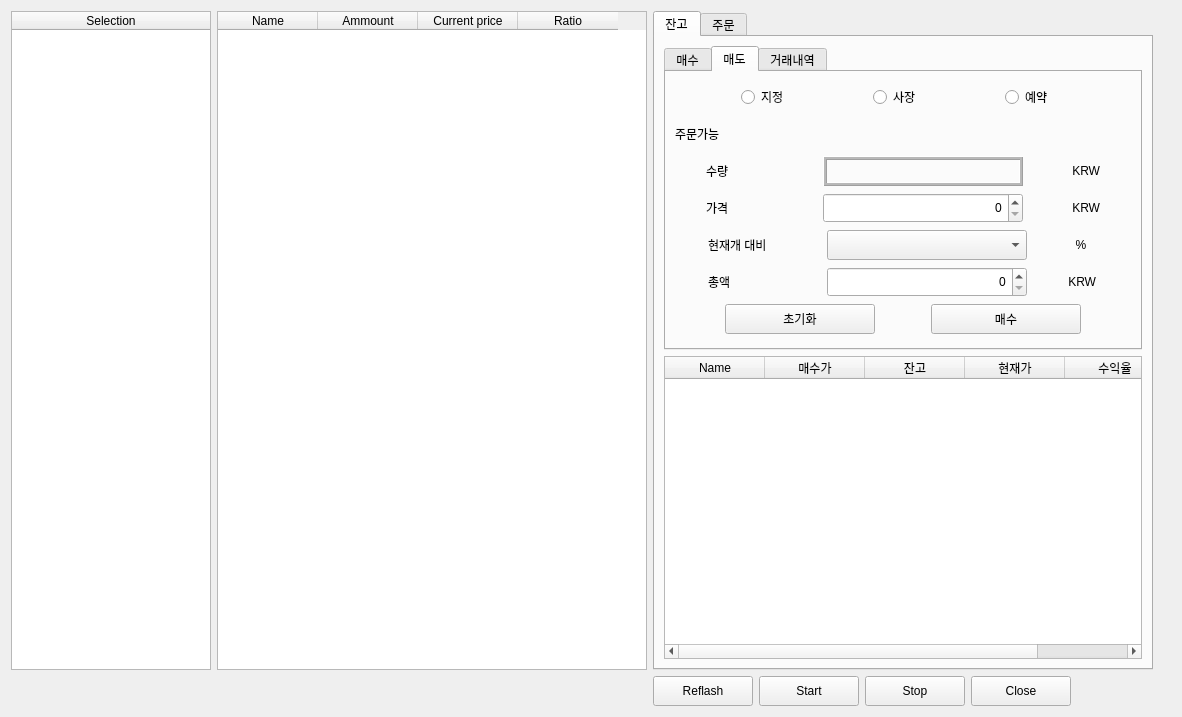
This is main.ui in changhee-won/AiCoinsTrade as Qt 5 draws it before an edit. The edited form follows.
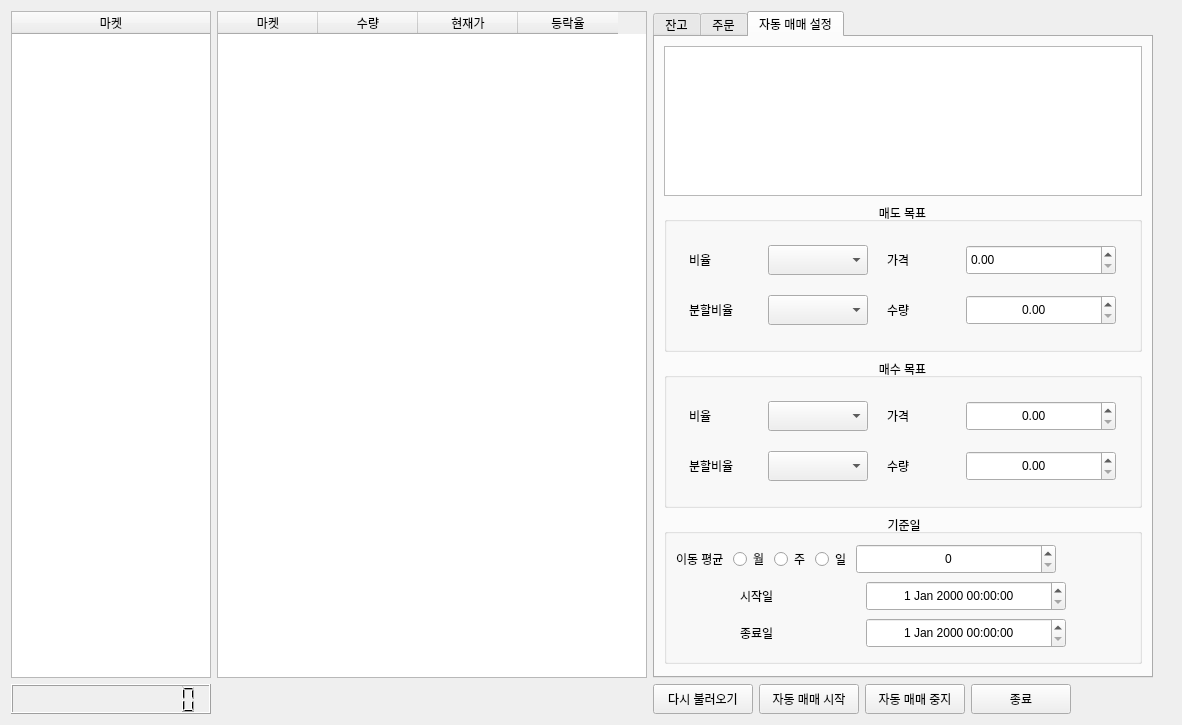
This is the edited form. The open tabs and pages were chosen to show the change.

Commit message: 수정함:        KR-tickerlist.py 	수정함:        aicoin_main.py 	수정함:        common.py 	수정함:        main.ui 	새 파일:       main1.ui 	수정함:        main_ui.py 	수정함:        upbitApi.py

What changed in the file:
```diff
--- a/main.ui
+++ b/main.ui
@@ -7,7 +7,7 @@
     <x>0</x>
     <y>0</y>
     <width>1182</width>
-    <height>717</height>
+    <height>725</height>
    </rect>
   </property>
   <property name="windowTitle">
@@ -32,7 +32,7 @@
        </property>
        <column>
         <property name="text">
-         <string>Selection</string>
+         <string>마켓</string>
         </property>
         <property name="textAlignment">
          <set>AlignCenter</set>
@@ -59,22 +59,34 @@
        </attribute>
        <column>
         <property name="text">
-         <string>Name</string>
+         <string>마켓</string>
         </property>
+        <property name="textAlignment">
+         <set>AlignCenter</set>
+        </property>
        </column>
        <column>
         <property name="text">
-         <string>Ammount</string>
+         <string>수량</string>
         </property>
+        <property name="textAlignment">
+         <set>AlignCenter</set>
+        </property>
        </column>
        <column>
         <property name="text">
-         <string>Current price</string>
+         <string>현재가</string>
         </property>
+        <property name="textAlignment">
+         <set>AlignCenter</set>
+        </property>
        </column>
        <column>
         <property name="text">
-         <string>Ratio</string>
+         <string>등락율</string>
+        </property>
+        <property name="textAlignment">
+         <set>AlignCenter</set>
         </property>
        </column>
       </widget>
@@ -556,7 +568,7 @@
                   </size>
                  </property>
                  <property name="text">
-                  <string>지정</string>
+                  <string>지정가</string>
                  </property>
                 </widget>
                </item>
@@ -575,7 +587,7 @@
                   </size>
                  </property>
                  <property name="text">
-                  <string>사장</string>
+                  <string>현재가</string>
                  </property>
                 </widget>
                </item>
@@ -788,7 +800,7 @@
                   </size>
                  </property>
                  <property name="text">
-                  <string>현재개 대비</string>
+                  <string>현재가 대비</string>
                  </property>
                 </widget>
                </item>
@@ -1045,7 +1057,7 @@
            </attribute>
            <column>
             <property name="text">
-             <string>Name</string>
+             <string>마켓</string>
             </property>
             <property name="textAlignment">
              <set>AlignCenter</set>
@@ -1432,9 +1444,516 @@
        </item>
       </layout>
      </widget>
-    </widget>
-   </item>
-   <item row="1" column="0">
+     <widget class="QWidget" name="tab">
+      <attribute name="title">
+       <string>자동 매매 설정</string>
+      </attribute>
+      <layout class="QVBoxLayout" name="verticalLayout_7">
+       <item>
+        <widget class="QListWidget" name="listWidget">
+         <property name="minimumSize">
+          <size>
+           <width>0</width>
+           <height>150</height>
+          </size>
+         </property>
+         <property name="maximumSize">
+          <size>
+           <width>16777215</width>
+           <height>150</height>
+          </size>
+         </property>
+        </widget>
+       </item>
+       <item>
+        <widget class="QGroupBox" name="groupBox">
+         <property name="minimumSize">
+          <size>
+           <width>0</width>
+           <height>150</height>
+          </size>
+         </property>
+         <property name="maximumSize">
+          <size>
+           <width>16777215</width>
+           <height>150</height>
+          </size>
+         </property>
+         <property name="title">
+          <string>매도 목표</string>
+         </property>
+         <property name="alignment">
+          <set>Qt::AlignCenter</set>
+         </property>
+         <layout class="QVBoxLayout" name="verticalLayout_8">
+          <item>
+           <layout class="QHBoxLayout" name="horizontalLayout_12">
+            <item>
+             <widget class="QLabel" name="label_15">
+              <property name="minimumSize">
+               <size>
+                <width>60</width>
+                <height>30</height>
+               </size>
+              </property>
+              <property name="maximumSize">
+               <size>
+                <width>60</width>
+                <height>30</height>
+               </size>
+              </property>
+              <property name="text">
+               <string>비율</string>
+              </property>
+             </widget>
+            </item>
+            <item>
+             <widget class="QComboBox" name="comboBox_sellrate">
+              <property name="minimumSize">
+               <size>
+                <width>100</width>
+                <height>30</height>
+               </size>
+              </property>
+              <property name="maximumSize">
+               <size>
+                <width>100</width>
+                <height>30</height>
+               </size>
+              </property>
+             </widget>
+            </item>
+            <item>
+             <widget class="QLabel" name="label_14">
+              <property name="minimumSize">
+               <size>
+                <width>60</width>
+                <height>30</height>
+               </size>
+              </property>
+              <property name="maximumSize">
+               <size>
+                <width>60</width>
+                <height>30</height>
+               </size>
+              </property>
+              <property name="text">
+               <string>가격</string>
+              </property>
+             </widget>
+            </item>
+            <item>
+             <widget class="QDoubleSpinBox" name="doubleSpinBox_sellprice">
+              <property name="minimumSize">
+               <size>
+                <width>150</width>
+                <height>30</height>
+               </size>
+              </property>
+              <property name="maximumSize">
+               <size>
+                <width>150</width>
+                <height>30</height>
+               </size>
+              </property>
+             </widget>
+            </item>
+           </layout>
+          </item>
+          <item>
+           <layout class="QHBoxLayout" name="horizontalLayout_16">
+            <item>
+             <widget class="QLabel" name="label_27">
+              <property name="minimumSize">
+               <size>
+                <width>60</width>
+                <height>30</height>
+               </size>
+              </property>
+              <property name="maximumSize">
+               <size>
+                <width>60</width>
+                <height>30</height>
+               </size>
+              </property>
+              <property name="text">
+               <string>분할비율</string>
+              </property>
+             </widget>
+            </item>
+            <item>
+             <widget class="QComboBox" name="comboBox_spsellrate">
+              <property name="minimumSize">
+               <size>
+                <width>100</width>
+                <height>30</height>
+               </size>
+              </property>
+              <property name="maximumSize">
+               <size>
+                <width>100</width>
+                <height>30</height>
+               </size>
+              </property>
+             </widget>
+            </item>
+            <item>
+             <widget class="QLabel" name="label_28">
+              <property name="minimumSize">
+               <size>
+                <width>60</width>
+                <height>30</height>
+               </size>
+              </property>
+              <property name="maximumSize">
+               <size>
+                <width>60</width>
+                <height>30</height>
+               </size>
+              </property>
+              <property name="text">
+               <string>수량</string>
+              </property>
+             </widget>
+            </item>
+            <item>
+             <widget class="QDoubleSpinBox" name="doubleSpinBox_sellamt">
+              <property name="minimumSize">
+               <size>
+                <width>150</width>
+                <height>30</height>
+               </size>
+              </property>
+              <property name="maximumSize">
+               <size>
+                <width>150</width>
+                <height>30</height>
+               </size>
+              </property>
+              <property name="alignment">
+               <set>Qt::AlignCenter</set>
+              </property>
+             </widget>
+            </item>
+           </layout>
+          </item>
+         </layout>
+        </widget>
+       </item>
+       <item>
+        <widget class="QGroupBox" name="groupBox_2">
+         <property name="minimumSize">
+          <size>
+           <width>0</width>
+           <height>150</height>
+          </size>
+         </property>
+         <property name="maximumSize">
+          <size>
+           <width>16777215</width>
+           <height>150</height>
+          </size>
+         </property>
+         <property name="title">
+          <string>매수 목표</string>
+         </property>
+         <property name="alignment">
+          <set>Qt::AlignCenter</set>
+         </property>
+         <layout class="QVBoxLayout" name="verticalLayout_9">
+          <item>
+           <layout class="QHBoxLayout" name="horizontalLayout_24">
+            <item>
+             <widget class="QLabel" name="label_13">
+              <property name="minimumSize">
+               <size>
+                <width>60</width>
+                <height>30</height>
+               </size>
+              </property>
+              <property name="maximumSize">
+               <size>
+                <width>60</width>
+                <height>30</height>
+               </size>
+              </property>
+              <property name="text">
+               <string>비율</string>
+              </property>
+             </widget>
+            </item>
+            <item>
+             <widget class="QComboBox" name="comboBox_buyrate">
+              <property name="minimumSize">
+               <size>
+                <width>100</width>
+                <height>30</height>
+               </size>
+              </property>
+              <property name="maximumSize">
+               <size>
+                <width>100</width>
+                <height>30</height>
+               </size>
+              </property>
+             </widget>
+            </item>
+            <item>
+             <widget class="QLabel" name="label_16">
+              <property name="minimumSize">
+               <size>
+                <width>60</width>
+                <height>30</height>
+               </size>
+              </property>
+              <property name="maximumSize">
+               <size>
+                <width>60</width>
+                <height>30</height>
+               </size>
+              </property>
+              <property name="text">
+               <string>가격</string>
+              </property>
+             </widget>
+            </item>
+            <item>
+             <widget class="QDoubleSpinBox" name="doubleSpinBox_buyprice">
+              <property name="minimumSize">
+               <size>
+                <width>150</width>
+                <height>30</height>
+               </size>
+              </property>
+              <property name="maximumSize">
+               <size>
+                <width>150</width>
+                <height>30</height>
+               </size>
+              </property>
+              <property name="alignment">
+               <set>Qt::AlignCenter</set>
+              </property>
+             </widget>
+            </item>
+           </layout>
+          </item>
+          <item>
+           <layout class="QHBoxLayout" name="horizontalLayout_25">
+            <item>
+             <widget class="QLabel" name="label_30">
+              <property name="minimumSize">
+               <size>
+                <width>60</width>
+                <height>30</height>
+               </size>
+              </property>
+              <property name="maximumSize">
+               <size>
+                <width>60</width>
+                <height>30</height>
+               </size>
+              </property>
+              <property name="text">
+               <string>분할비율</string>
+              </property>
+             </widget>
+            </item>
+            <item>
+             <widget class="QComboBox" name="comboBox_spbuyrate">
+              <property name="minimumSize">
+               <size>
+                <width>100</width>
+                <height>30</height>
+               </size>
+              </property>
+              <property name="maximumSize">
+               <size>
+                <width>100</width>
+                <height>30</height>
+               </size>
+              </property>
+             </widget>
+            </item>
+            <item>
+             <widget class="QLabel" name="label_31">
+              <property name="minimumSize">
+               <size>
+                <width>60</width>
+                <height>30</height>
+               </size>
+              </property>
+              <property name="maximumSize">
+               <size>
+                <width>60</width>
+                <height>30</height>
+               </size>
+              </property>
+              <property name="text">
+               <string>수량</string>
+              </property>
+             </widget>
+            </item>
+            <item>
+             <widget class="QDoubleSpinBox" name="doubleSpinBox_3">
+              <property name="minimumSize">
+               <size>
+                <width>150</width>
+                <height>30</height>
+               </size>
+              </property>
+              <property name="maximumSize">
+               <size>
+                <width>150</width>
+                <height>30</height>
+               </size>
+              </property>
+              <property name="alignment">
+               <set>Qt::AlignCenter</set>
+              </property>
+             </widget>
+            </item>
+           </layout>
+          </item>
+         </layout>
+        </widget>
+       </item>
+       <item>
+        <widget class="QGroupBox" name="groupBox_3">
+         <property name="minimumSize">
+          <size>
+           <width>0</width>
+           <height>150</height>
+          </size>
+         </property>
+         <property name="maximumSize">
+          <size>
+           <width>16777215</width>
+           <height>150</height>
+          </size>
+         </property>
+         <property name="title">
+          <string> 기준일</string>
+         </property>
+         <property name="alignment">
+          <set>Qt::AlignCenter</set>
+         </property>
+         <layout class="QVBoxLayout" name="verticalLayout_6">
+          <item>
+           <layout class="QHBoxLayout" name="horizontalLayout_21">
+            <item>
+             <widget class="QLabel" name="label_17">
+              <property name="minimumSize">
+               <size>
+                <width>15</width>
+                <height>30</height>
+               </size>
+              </property>
+              <property name="maximumSize">
+               <size>
+                <width>60</width>
+                <height>30</height>
+               </size>
+              </property>
+              <property name="text">
+               <string>이동 평균 </string>
+              </property>
+             </widget>
+            </item>
+            <item>
+             <widget class="QRadioButton" name="radioButton_mam">
+              <property name="minimumSize">
+               <size>
+                <width>35</width>
+                <height>30</height>
+               </size>
+              </property>
+              <property name="maximumSize">
+               <size>
+                <width>30</width>
+                <height>30</height>
+               </size>
+              </property>
+              <property name="text">
+               <string>월</string>
+              </property>
+             </widget>
+            </item>
+            <item>
+             <widget class="QRadioButton" name="radioButton_maw">
+              <property name="minimumSize">
+               <size>
+                <width>35</width>
+                <height>30</height>
+               </size>
+              </property>
+              <property name="maximumSize">
+               <size>
+                <width>30</width>
+                <height>30</height>
+               </size>
+              </property>
+              <property name="text">
+               <string>주</string>
+              </property>
+             </widget>
+            </item>
+            <item>
+             <widget class="QRadioButton" name="radioButton_mad">
+              <property name="minimumSize">
+               <size>
+                <width>35</width>
+                <height>30</height>
+               </size>
+              </property>
+              <property name="maximumSize">
+               <size>
+                <width>30</width>
+                <height>30</height>
+               </size>
+              </property>
+              <property name="text">
+               <string>일</string>
+              </property>
+             </widget>
+            </item>
+            <item>
+             <widget class="QSpinBox" name="spinBox_ma">
+              <property name="minimumSize">
+               <size>
+                <width>200</width>
+                <height>30</height>
+               </size>
+              </property>
+              <property name="maximumSize">
+               <size>
+                <width>200</width>
+                <height>30</height>
+               </size>
+              </property>
+              <property name="alignment">
+               <set>Qt::AlignCenter</set>
+              </property>
+             </widget>
+            </item>
+            <item>
+             <spacer name="horizontalSpacer_5">
+              <property name="orientation">
+               <enum>Qt::Horizontal</enum>
+              </property>
+              <property name="sizeHint" stdset="0">
+               <size>
+                <width>40</width>
+                <height>20</height>
+               </size>
+              </property>
+             </spacer>
+            </item>
+           </layout>
+          </item>
+          <item>
+           <layout class="QHBoxLayout" name="horizontalLayout_20">
+            <item>
     <spacer name="horizontalSpacer">
      <property name="orientation">
       <enum>Qt::Horizontal</enum>
@@ -1447,6 +1966,134 @@
      </property>
     </spacer>
    </item>
+            <item>
+             <widget class="QLabel" name="label_startdate">
+              <property name="minimumSize">
+               <size>
+                <width>120</width>
+                <height>30</height>
+               </size>
+              </property>
+              <property name="maximumSize">
+               <size>
+                <width>120</width>
+                <height>30</height>
+               </size>
+              </property>
+              <property name="text">
+               <string>시작일</string>
+              </property>
+             </widget>
+            </item>
+            <item>
+             <widget class="QDateTimeEdit" name="dateTimeEdit_2">
+              <property name="minimumSize">
+               <size>
+                <width>200</width>
+                <height>30</height>
+               </size>
+              </property>
+              <property name="maximumSize">
+               <size>
+                <width>200</width>
+                <height>30</height>
+               </size>
+              </property>
+              <property name="alignment">
+               <set>Qt::AlignCenter</set>
+              </property>
+             </widget>
+            </item>
+            <item>
+             <spacer name="horizontalSpacer_3">
+              <property name="orientation">
+               <enum>Qt::Horizontal</enum>
+              </property>
+              <property name="sizeHint" stdset="0">
+               <size>
+                <width>40</width>
+                <height>20</height>
+               </size>
+              </property>
+             </spacer>
+            </item>
+           </layout>
+          </item>
+          <item>
+           <layout class="QHBoxLayout" name="horizontalLayout_13">
+            <item>
+             <spacer name="horizontalSpacer_2">
+              <property name="orientation">
+               <enum>Qt::Horizontal</enum>
+              </property>
+              <property name="sizeHint" stdset="0">
+               <size>
+                <width>40</width>
+                <height>20</height>
+               </size>
+              </property>
+             </spacer>
+            </item>
+            <item>
+             <widget class="QLabel" name="label_enddate">
+              <property name="minimumSize">
+               <size>
+                <width>120</width>
+                <height>30</height>
+               </size>
+              </property>
+              <property name="maximumSize">
+               <size>
+                <width>120</width>
+                <height>30</height>
+               </size>
+              </property>
+              <property name="text">
+               <string>종료일</string>
+              </property>
+             </widget>
+            </item>
+            <item>
+             <widget class="QDateTimeEdit" name="dateTimeEdit">
+              <property name="minimumSize">
+               <size>
+                <width>200</width>
+                <height>30</height>
+               </size>
+              </property>
+              <property name="maximumSize">
+               <size>
+                <width>200</width>
+                <height>30</height>
+               </size>
+              </property>
+              <property name="alignment">
+               <set>Qt::AlignCenter</set>
+              </property>
+             </widget>
+            </item>
+            <item>
+             <spacer name="horizontalSpacer_4">
+              <property name="orientation">
+               <enum>Qt::Horizontal</enum>
+              </property>
+              <property name="sizeHint" stdset="0">
+               <size>
+                <width>40</width>
+                <height>20</height>
+               </size>
+              </property>
+             </spacer>
+            </item>
+           </layout>
+          </item>
+         </layout>
+        </widget>
+       </item>
+      </layout>
+     </widget>
+    </widget>
+   </item>
    <item row="1" column="1">
     <layout class="QGridLayout" name="gridLayout_3">
      <item row="0" column="3">
@@ -1464,7 +2111,7 @@
         </size>
        </property>
        <property name="text">
-        <string>Close</string>
+        <string>종료</string>
        </property>
       </widget>
      </item>
@@ -1483,7 +2130,7 @@
         </size>
        </property>
        <property name="text">
-        <string>Stop</string>
+        <string>자동 매매 중지</string>
        </property>
       </widget>
      </item>
@@ -1502,7 +2149,7 @@
         </size>
        </property>
        <property name="text">
-        <string>Start</string>
+        <string>자동 매매 시작</string>
        </property>
       </widget>
      </item>
@@ -1521,12 +2168,31 @@
         </size>
        </property>
        <property name="text">
-        <string>Reflash</string>
+        <string>다시 불러오기</string>
        </property>
       </widget>
      </item>
     </layout>
    </item>
+   <item row="1" column="0">
+    <widget class="QLCDNumber" name="lcdNumber_time">
+     <property name="minimumSize">
+      <size>
+       <width>200</width>
+       <height>30</height>
+      </size>
+     </property>
+     <property name="maximumSize">
+      <size>
+       <width>200</width>
+       <height>30</height>
+      </size>
+     </property>
+     <property name="digitCount">
+      <number>12</number>
+     </property>
+    </widget>
+   </item>
   </layout>
  </widget>
  <resources/>
```
Left out of the diff: 51 changed lines with no effect on the pictures. Lines whose indentation alone changed are shown as unchanged. The commit also changes 6 other files.
